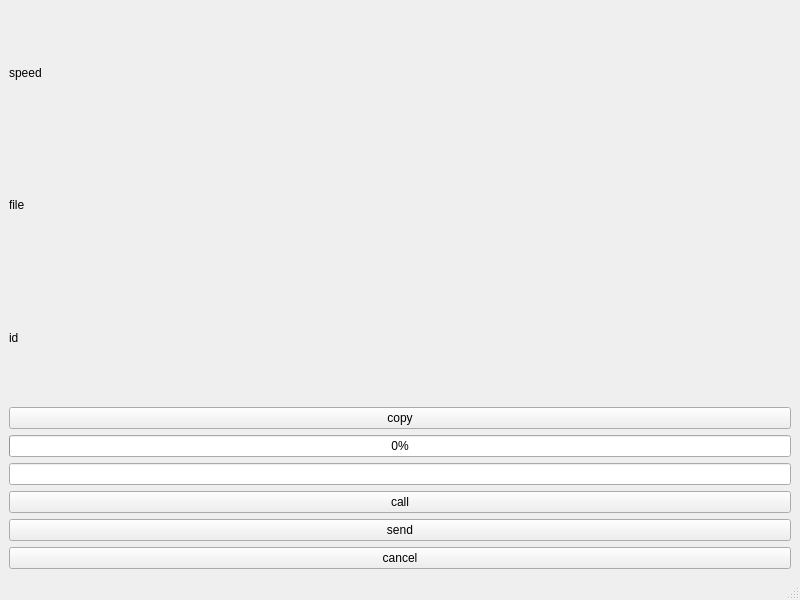
The window that mainwindow.ui (miikeGit/P2PClient) describes before a commit, drawn with Qt 5.
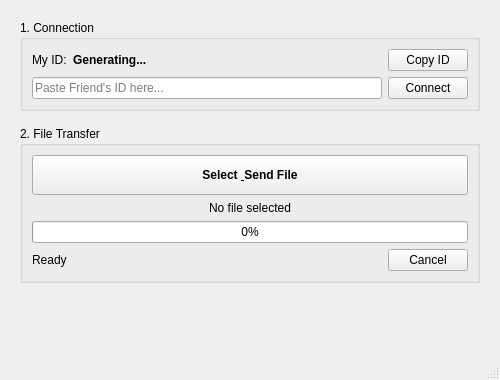
The same window after the commit.

Commit message: update mainwindows logic

What changed in the file:
```diff
--- a/mainwindow.ui
+++ b/mainwindow.ui
@@ -6,40 +6,134 @@
    <rect>
     <x>0</x>
     <y>0</y>
-    <width>800</width>
-    <height>600</height>
+    <width>500</width>
+    <height>380</height>
    </rect>
   </property>
   <property name="windowTitle">
    <string>MainWindow</string>
   </property>
   <widget class="QWidget" name="centralwidget">
-   <layout class="QVBoxLayout" name="verticalLayout">
+   <layout class="QVBoxLayout" name="verticalLayout_main">
+    <property name="spacing">
+     <number>15</number>
+    </property>
+    <property name="leftMargin">
+     <number>20</number>
+    </property>
+    <property name="topMargin">
+     <number>20</number>
+    </property>
+    <property name="rightMargin">
+     <number>20</number>
+    </property>
+    <property name="bottomMargin">
+     <number>20</number>
+    </property>
     <item>
-     <widget class="QLabel" name="transferSpeed">
-      <property name="text">
-       <string>speed</string>
+     <widget class="QGroupBox" name="groupBoxConnection">
+      <property name="title">
+       <string>1. Connection</string>
       </property>
-     </widget>
-    </item>
+      <layout class="QVBoxLayout" name="verticalLayout_conn">
     <item>
-     <widget class="QLabel" name="fileNameLabel">
+        <layout class="QHBoxLayout" name="horizontalLayout_id">
+         <item>
+          <widget class="QLabel" name="label_1">
       <property name="text">
-       <string>file</string>
+            <string>My ID:</string>
       </property>
      </widget>
     </item>
     <item>
      <widget class="QLabel" name="myIdLabel">
+           <property name="font">
+            <font>
+             <bold>true</bold>
+            </font>
+           </property>
       <property name="text">
-       <string>id</string>
+            <string>Generating...</string>
+           </property>
+           <property name="textInteractionFlags">
+            <set>Qt::TextSelectableByMouse</set>
       </property>
      </widget>
     </item>
+         <item>
+          <spacer name="horizontalSpacer_id">
+           <property name="orientation">
+            <enum>Qt::Horizontal</enum>
+           </property>
+           <property name="sizeHint" stdset="0">
+            <size>
+             <width>40</width>
+             <height>20</height>
+            </size>
+           </property>
+          </spacer>
+         </item>
     <item>
      <widget class="QPushButton" name="copyIdButton">
       <property name="text">
-       <string>copy</string>
+            <string>Copy ID</string>
+           </property>
+          </widget>
+         </item>
+        </layout>
+       </item>
+       <item>
+        <layout class="QHBoxLayout" name="horizontalLayout_call">
+         <item>
+          <widget class="QLineEdit" name="targetIdLineEdit">
+           <property name="placeholderText">
+            <string>Paste Friend's ID here...</string>
+           </property>
+          </widget>
+         </item>
+         <item>
+          <widget class="QPushButton" name="callButton">
+           <property name="text">
+            <string>Connect</string>
+           </property>
+          </widget>
+         </item>
+        </layout>
+       </item>
+      </layout>
+     </widget>
+    </item>
+    <item>
+     <widget class="QGroupBox" name="groupBoxTransfer">
+      <property name="title">
+       <string>2. File Transfer</string>
+      </property>
+      <layout class="QVBoxLayout" name="verticalLayout_trans">
+       <item>
+        <widget class="QPushButton" name="sendFileButton">
+         <property name="minimumSize">
+          <size>
+           <width>0</width>
+           <height>40</height>
+          </size>
+         </property>
+         <property name="font">
+          <font>
+           <bold>true</bold>
+          </font>
+         </property>
+         <property name="text">
+          <string>Select &amp; Send File</string>
+         </property>
+        </widget>
+       </item>
+       <item>
+        <widget class="QLabel" name="fileNameLabel">
+         <property name="text">
+          <string>No file selected</string>
+         </property>
+         <property name="alignment">
+          <set>Qt::AlignCenter</set>
       </property>
      </widget>
     </item>
@@ -48,31 +142,57 @@
       <property name="value">
        <number>0</number>
       </property>
+         <property name="alignment">
+          <set>Qt::AlignCenter</set>
+         </property>
      </widget>
     </item>
     <item>
-     <widget class="QLineEdit" name="targetIdLineEdit"/>
-    </item>
+        <layout class="QHBoxLayout" name="horizontalLayout_speed">
     <item>
-     <widget class="QPushButton" name="callButton">
+          <widget class="QLabel" name="transferSpeed">
       <property name="text">
-       <string>call</string>
+            <string>Ready</string>
       </property>
      </widget>
     </item>
     <item>
-     <widget class="QPushButton" name="sendFileButton">
-      <property name="text">
-       <string>send</string>
-      </property>
-     </widget>
+          <spacer name="horizontalSpacer_speed">
+           <property name="orientation">
+            <enum>Qt::Horizontal</enum>
+           </property>
+           <property name="sizeHint" stdset="0">
+            <size>
+             <width>40</width>
+             <height>20</height>
+            </size>
+           </property>
+          </spacer>
     </item>
     <item>
      <widget class="QPushButton" name="cancelButton">
       <property name="text">
-       <string>cancel</string>
-      </property>
-     </widget>
+            <string>Cancel</string>
+           </property>
+          </widget>
+         </item>
+        </layout>
+       </item>
+      </layout>
+     </widget>
+    </item>
+    <item>
+     <spacer name="verticalSpacer">
+      <property name="orientation">
+       <enum>Qt::Vertical</enum>
+      </property>
+      <property name="sizeHint" stdset="0">
+       <size>
+        <width>20</width>
+        <height>40</height>
+       </size>
+      </property>
+     </spacer>
     </item>
    </layout>
   </widget>
```
Left out of the diff: 2 changed lines with no effect on the pictures. Lines whose indentation alone changed are shown as unchanged. The commit also changes 2 other files.
